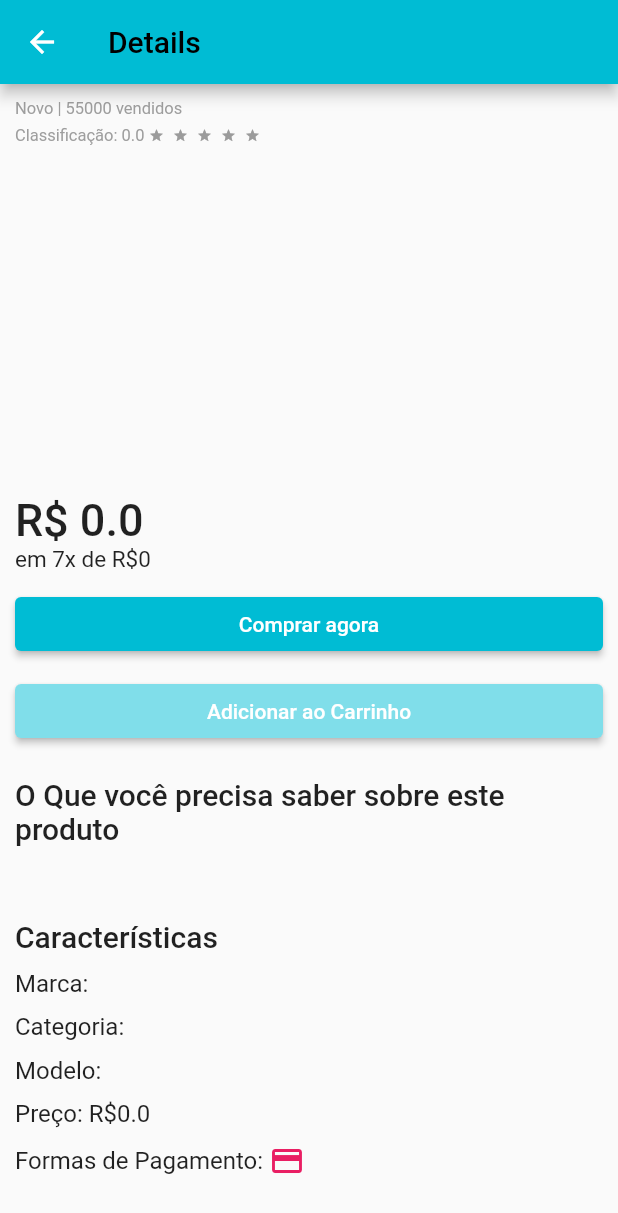
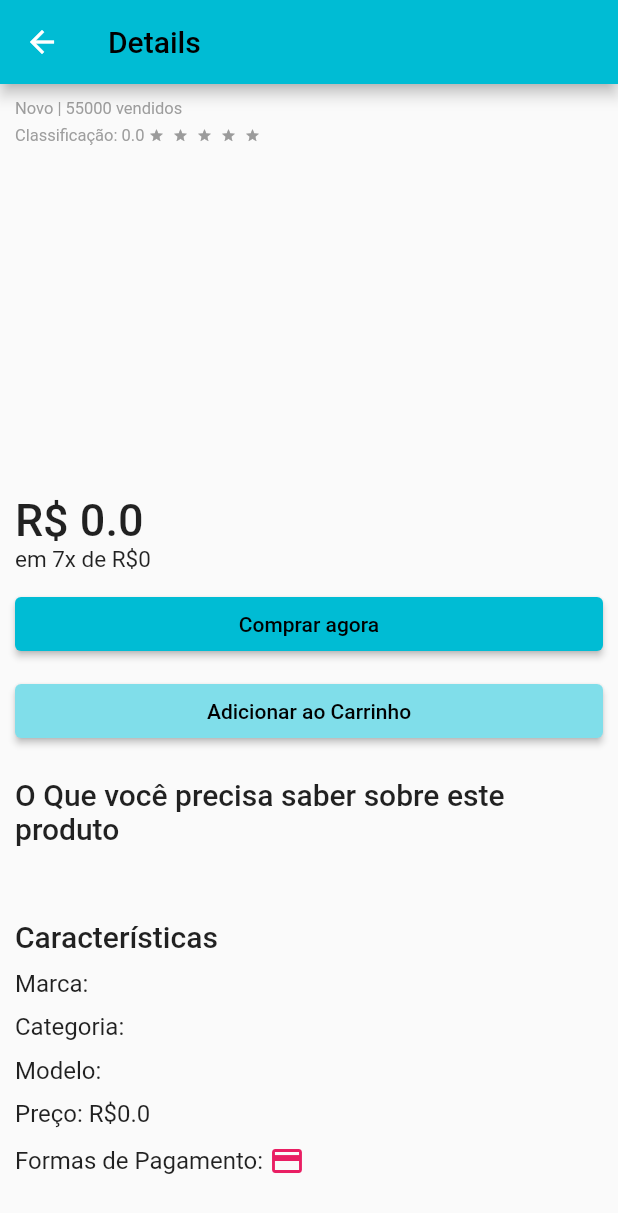
Before and after one commit to FJosias1997/OpenMarket, a Flutter app: the ProductDetail screen opened directly with empty values, on a phone screen of 412 x 824 dp. Shown: the top 1213 px of the screen. Run offline on Flutter 3.47's test engine with Material 2 defaults, Android fonts, the light colour scheme and no system bars; drawn by our look-alikes of flutter_rating_bar; our stand-ins replace flutter_bloc; network calls fail.

Commit message:
Alterar cor do texto

```diff
--- a/lib/product_page/product_detail.dart
+++ b/lib/product_page/product_detail.dart
@@ -98,7 +98,7 @@
                       },
                       child: Text(
                         'Comprar agora',
-                        style: TextStyle(color: Colors.white),
+                        style: TextStyle(color: Colors.black),
                       ),
                     ),
                   ),
@@ -116,7 +116,7 @@
                       },
                       child: Text(
                         'Adicionar ao Carrinho',
-                        style: TextStyle(color: Colors.white),
+                        style: TextStyle(color: Colors.black),
                       ),
                     ),
                   ),
```
